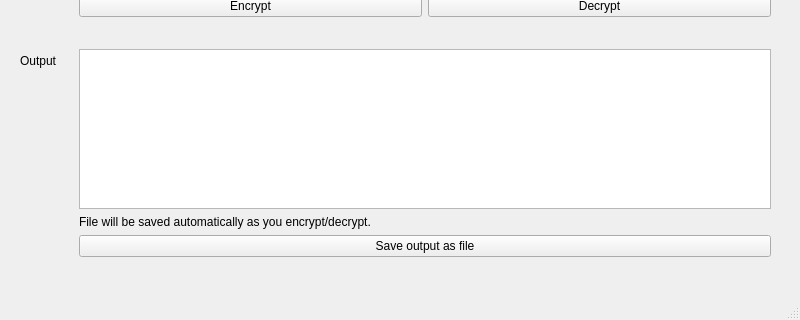
First picture: the form in windows/main.ui, repository ilmagita/kripto-tugas-2, before the edit; both pictures show x 0 to 800 and y 574 to 894 of the 800 by 894 pixel window.
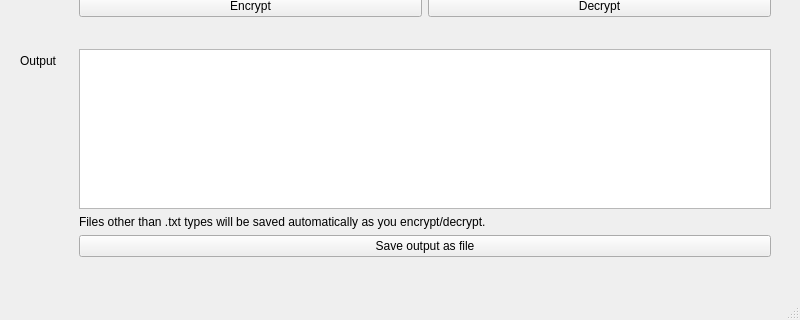
Second picture: the form after the edit.

Diff of the .ui file:
```diff
--- a/windows/main.ui
+++ b/windows/main.ui
@@ -194,7 +194,7 @@
      <item row="11" column="1">
       <widget class="QLabel" name="fileSavedAutomaticallyText">
        <property name="text">
-        <string>File will be saved automatically as you encrypt/decrypt.</string>
+        <string>Files other than .txt types will be saved automatically as you encrypt/decrypt.</string>
        </property>
       </widget>
      </item>
```
